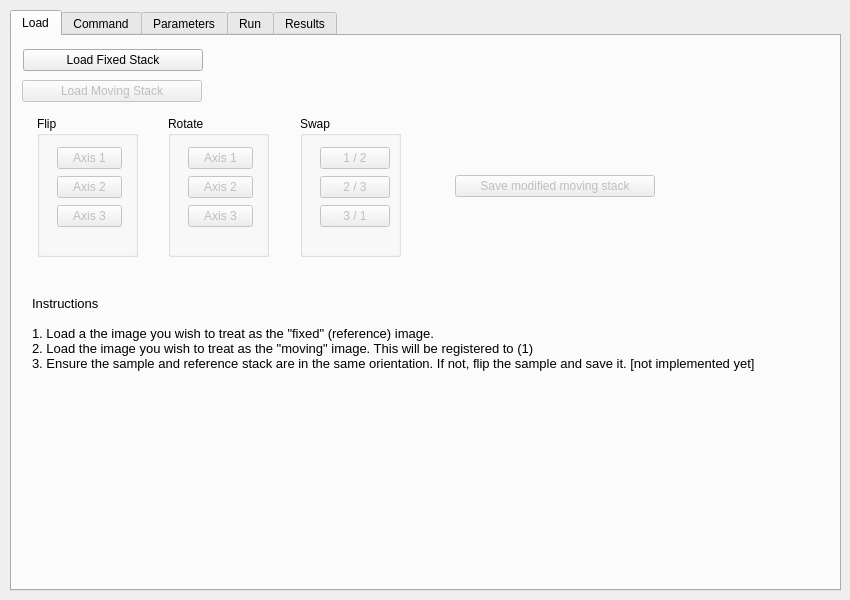
SainsburyWellcomeCentre/lasagna, file registrationPlugins/elastix_plugin.ui: the form before one commit.
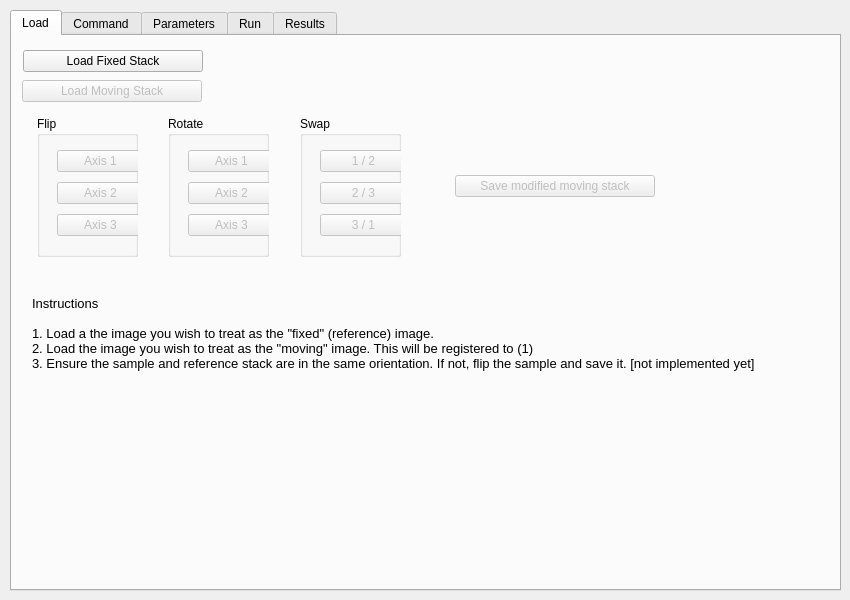
The form after the commit. Icons and pictures are not drawn.

The edit to the form file:
```diff
--- a/registrationPlugins/elastix_plugin.ui
+++ b/registrationPlugins/elastix_plugin.ui
@@ -161,7 +161,7 @@
        <x>11</x>
        <y>11</y>
        <width>801</width>
-       <height>26</height>
+       <height>29</height>
       </rect>
      </property>
      <layout class="QHBoxLayout" name="horizontalLayout">
@@ -251,8 +251,8 @@
           <rect>
            <x>20</x>
            <y>30</y>
-           <width>65</width>
-           <height>82</height>
+           <width>87</width>
+           <height>95</height>
           </rect>
          </property>
          <layout class="QVBoxLayout" name="verticalLayout">
@@ -319,8 +319,8 @@
           <rect>
            <x>20</x>
            <y>30</y>
-           <width>65</width>
-           <height>82</height>
+           <width>87</width>
+           <height>95</height>
           </rect>
          </property>
          <layout class="QVBoxLayout" name="verticalLayout_2">
@@ -387,8 +387,8 @@
           <rect>
            <x>20</x>
            <y>30</y>
-           <width>70</width>
-           <height>82</height>
+           <width>87</width>
+           <height>95</height>
           </rect>
          </property>
          <layout class="QVBoxLayout" name="verticalLayout_3">
```
